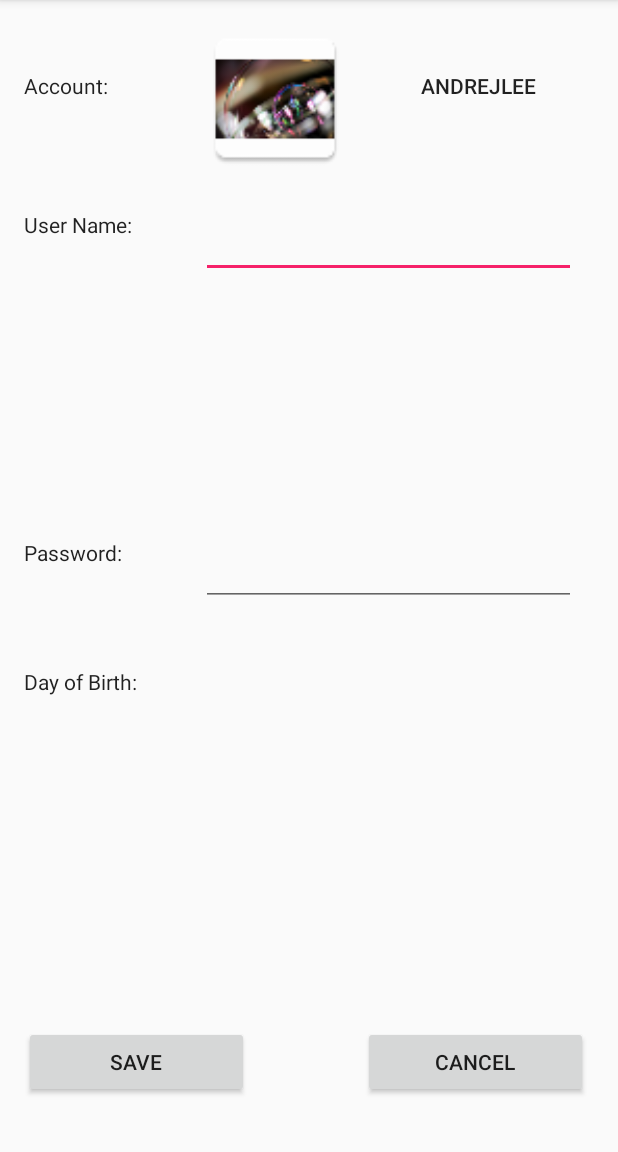
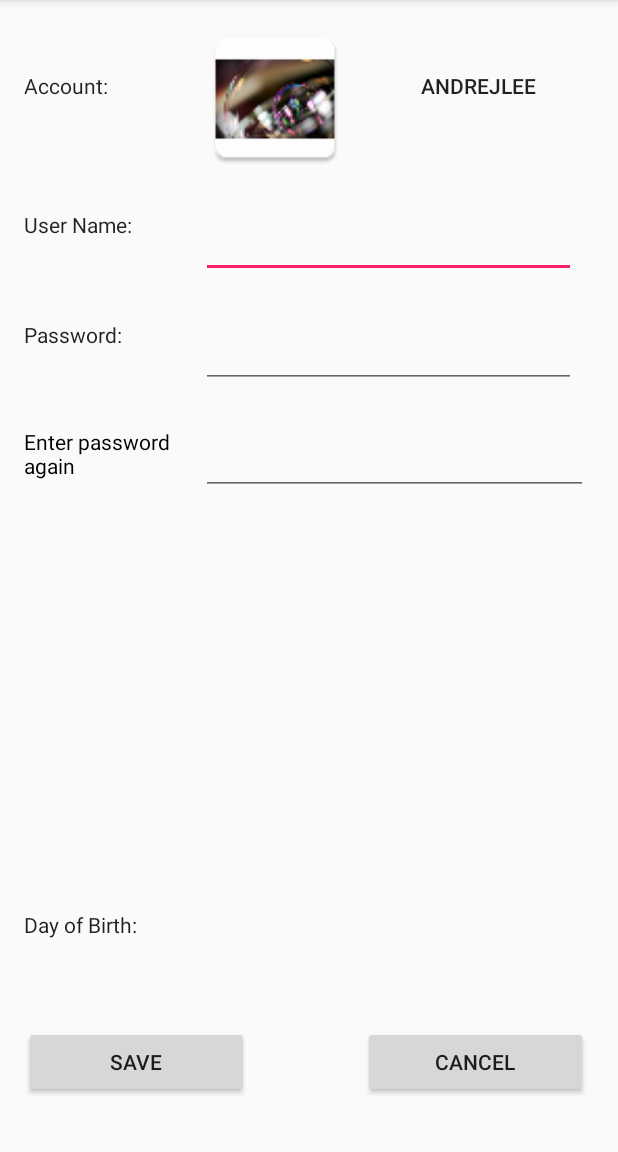
Before and after one commit to tranphuochien/Android-Fitnessdiary, an Android app: the Account_setting_main_fix screen opened directly, with no data from a screen before it, on a phone screen of 412 x 824 dp, the part 84-1236 px from its top. Run offline under Robolectric (Android 15) with nearby library versions, the phone set to English and light mode, and no system bars.

Commit message:
update UI setting

```diff
--- a/app/src/main/res/layout/activity_account_setting_main_fix.xml
+++ b/app/src/main/res/layout/activity_account_setting_main_fix.xml
@@ -92,16 +92,6 @@
                 android:layout_alignLeft="@+id/Account_userNameText"
                 android:layout_alignStart="@+id/Account_userNameText" />
 
-            <TextView
-                android:text="Password:"
-                android:layout_width="100dp"
-                android:layout_height="50dp"
-                android:id="@+id/Account_passwordTitle"
-                android:textAppearance="@style/TextAppearance.AppCompat"
-                android:layout_centerVertical="true"
-                android:layout_alignParentLeft="true"
-                android:layout_alignParentStart="true" />
-
             <Button
                 android:text="Save"
                 android:layout_height="wrap_content"
@@ -111,17 +101,6 @@
                 android:layout_alignParentBottom="true"
                 android:layout_alignParentLeft="true"
                 android:layout_alignParentStart="true" />
-
-            <TextView
-                android:text="Day of Birth:"
-                android:layout_width="100dp"
-                android:layout_height="50dp"
-                android:id="@+id/Account_DOBTitle"
-                android:textAppearance="@style/TextAppearance.AppCompat"
-                android:layout_below="@+id/Account_passwordTitle"
-                android:layout_alignParentLeft="true"
-                android:layout_alignParentStart="true"
-                android:layout_marginTop="36dp" />
 
             <TextView
                 android:text="User Name:"
@@ -143,6 +122,54 @@
                 android:layout_alignTop="@+id/Account_userNameTitle"
                 android:layout_alignLeft="@+id/Account_image"
                 android:layout_alignStart="@+id/Account_image" />
+
+            <TextView
+                android:text="Day of Birth:"
+                android:layout_width="100dp"
+                android:layout_height="50dp"
+                android:id="@+id/Account_DOBTitle"
+                android:textAppearance="@style/TextAppearance.AppCompat"
+                android:layout_marginBottom="27dp"
+                android:layout_above="@+id/Account_save"
+                android:layout_alignParentLeft="true"
+                android:layout_alignParentStart="true" />
+
+            <TextView
+                android:text="Enter password again"
+                android:layout_width="wrap_content"
+                android:layout_height="wrap_content"
+                android:id="@+id/Account_repasswordTitle"
+                android:layout_alignTop="@+id/Account_repasswordText"
+                android:layout_alignParentLeft="true"
+                android:layout_alignParentStart="true"
+                android:layout_alignRight="@+id/Account_passwordTitle"
+                android:layout_alignEnd="@+id/Account_passwordTitle"
+                android:layout_alignBottom="@+id/Account_repasswordText"
+                android:textColor="@color/common_google_signin_btn_text_dark_focused" />
+
+            <TextView
+                android:text="Password:"
+                android:layout_width="100dp"
+                android:layout_height="50dp"
+                android:id="@+id/Account_passwordTitle"
+                android:textAppearance="@style/TextAppearance.AppCompat"
+                android:layout_below="@+id/Account_userNameTitle"
+                android:layout_alignParentLeft="true"
+                android:layout_alignParentStart="true"
+                android:layout_marginTop="23dp" />
+
+            <EditText
+                android:layout_width="wrap_content"
+                android:layout_height="wrap_content"
+                android:inputType="textPassword"
+                android:ems="10"
+                android:id="@+id/Account_repasswordText"
+                android:layout_below="@+id/Account_passwordTitle"
+                android:layout_alignParentRight="true"
+                android:layout_alignParentEnd="true"
+                android:layout_marginTop="21dp"
+                android:layout_alignLeft="@+id/Account_DOBText"
+                android:layout_alignStart="@+id/Account_DOBText" />
         </RelativeLayout>
     </ScrollView>
 </RelativeLayout>
```
Also changed, not shown: app/build.gradle (+14 -1 lines), app/src/main/java/com/example/op/fitnessdiary/GUI/MainLogin/MainLogin.java (+17 -0 lines), app/src/main/res/layout/activity_main_login.xml (+11 -1 lines).
